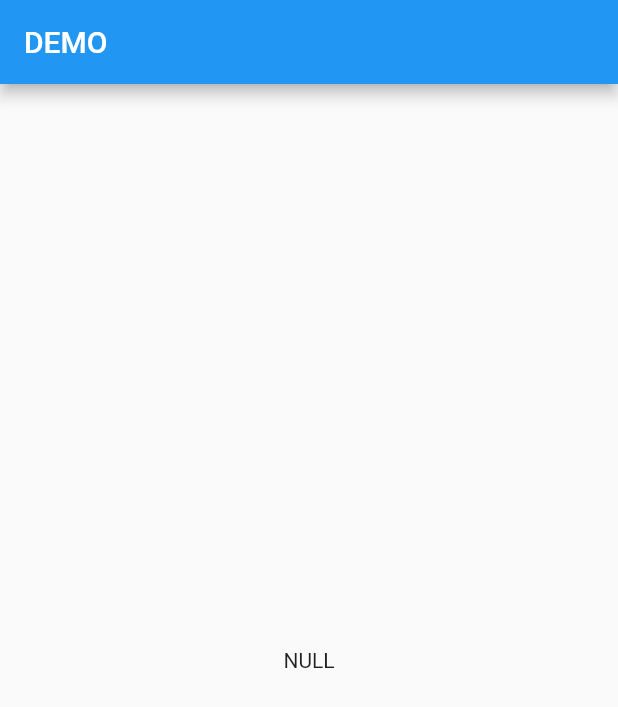
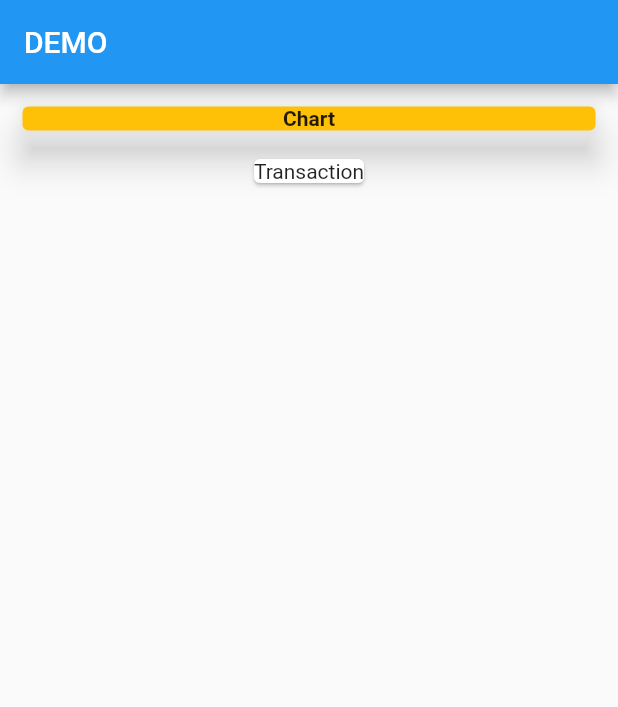
Before and after one commit to SayedTahsin/WalletWatcher, a Flutter app: the screen it shows after launch, on a phone screen of 412 x 824 dp. Shown: the top 707 px of the screen. Run offline on Flutter 3.47's test engine with Material 2 defaults, Android fonts, the phone set to English and light mode, and no system bars.

Commit message:
25/3/2023 7:46PM

```diff
--- a/lib/main.dart
+++ b/lib/main.dart
@@ -1,4 +1,4 @@
-// ignore_for_file: prefer_const_constructors, use_key_in_widget_constructors
+// ignore_for_file: prefer_const_constructors, use_key_in_widget_constructors, prefer_const_literals_to_create_immutables, sized_box_for_whitespace
 
 import 'package:flutter/material.dart';
 
@@ -9,20 +9,17 @@ void main() {
 class MyApp extends StatelessWidget {
   const MyApp({super.key});
 
-  // This widget is the root of your application.
   @override
   Widget build(BuildContext context) {
     return MaterialApp(
-      // title: 'Flutter Demo',
+      title: 'Flutter Demo',
       home: MyHomePage(),
+      debugShowCheckedModeBanner: false,
     );
   }
 }
 
 class MyHomePage extends StatefulWidget {
-  // const MyHomePage({super.key, required this.title});
-
-  // final String title;
 
   @override
   State<MyHomePage> createState() => _MyHomePageState();
@@ -35,8 +32,26 @@ class _MyHomePageState extends State<MyHomePage> {
       appBar: AppBar(
         title: Text("DEMO"),
       ),
-      body: Center(
-        child: Text("NULL"),
+      body: Column(
+        children: [
+          Container(
+            width: double.infinity,
+            margin: EdgeInsets.all(5),
+            child: Card(
+              color: Colors.amber,
+              elevation: 10,
+              margin: EdgeInsets.all(10),
+              child: Text(
+                "Chart",
+                textAlign: TextAlign.center,
+                style: TextStyle(fontWeight: FontWeight.bold),
+              ),
+            ),
+          ),
+          Card(
+            child: Text("Transaction"),
+          ),
+        ],
       ),
     );
   }
```
